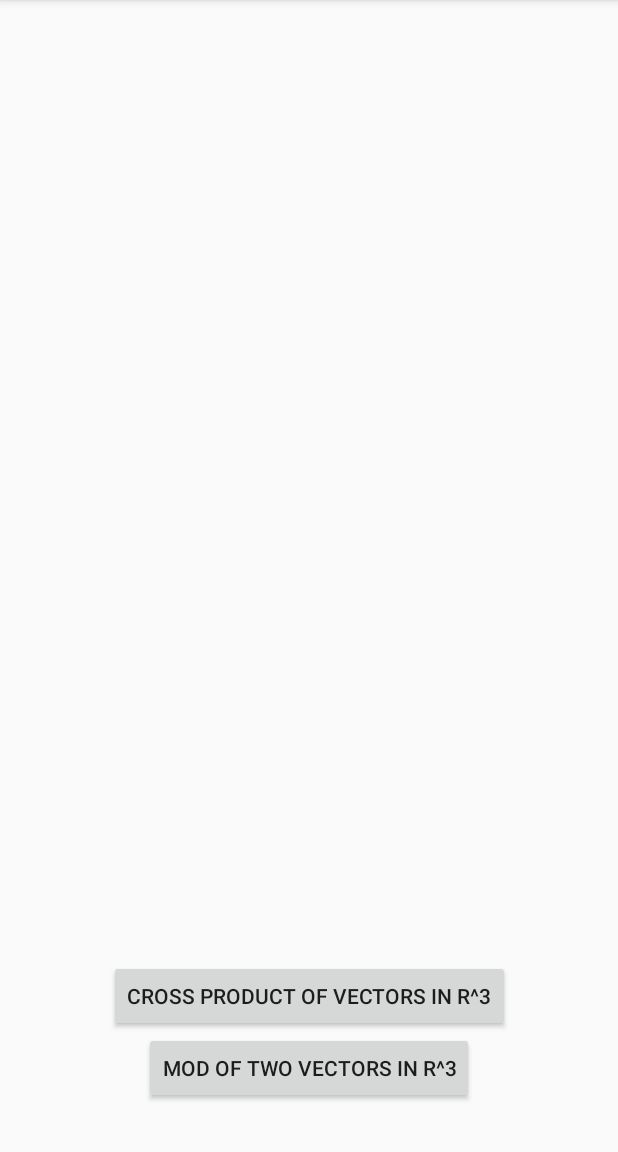
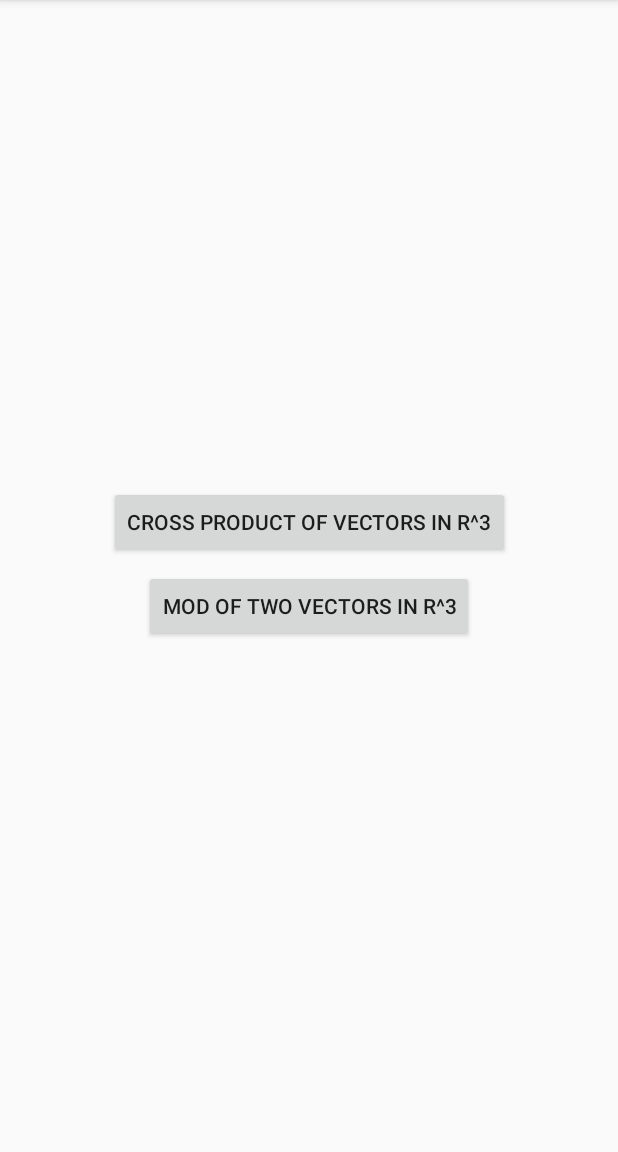
Before and after one commit to eric1932/M241HCalculator, an Android app: the screen it shows after launch (MainActivity), on a phone screen of 412 x 824 dp, the part 84-1236 px from its top. Run offline under Robolectric (Android 15) with nearby library versions, the phone set to English and light mode, and no system bars.

Commit message:
Revision of MainActivity

```diff
--- a/app/src/main/res/layout/activity_main.xml
+++ b/app/src/main/res/layout/activity_main.xml
@@ -11,12 +11,12 @@
         android:id="@+id/buttonA"
         android:layout_width="wrap_content"
         android:layout_height="wrap_content"
-        android:layout_marginBottom="32dp"
+        android:layout_marginTop="8dp"
         android:onClick="onClickA"
         android:text="@string/mod_of_two_vectors_in_r3"
-        app:layout_constraintBottom_toBottomOf="parent"
         app:layout_constraintEnd_toEndOf="parent"
-        app:layout_constraintStart_toStartOf="parent" />
+        app:layout_constraintStart_toStartOf="parent"
+        app:layout_constraintTop_toBottomOf="@+id/buttonB" />
 
     <Button
         android:id="@+id/buttonB"
@@ -24,7 +24,9 @@
         android:layout_height="wrap_content"
         android:onClick="onClickB"
         android:text="@string/cross_product_name"
-        app:layout_constraintBottom_toTopOf="@+id/buttonA"
+        app:layout_constraintBottom_toBottomOf="parent"
         app:layout_constraintEnd_toEndOf="parent"
-        app:layout_constraintStart_toStartOf="parent" />
+        app:layout_constraintStart_toStartOf="parent"
+        app:layout_constraintTop_toTopOf="parent"
+        app:layout_constraintVertical_bias="0.45" />
 </android.support.constraint.ConstraintLayout>
```
